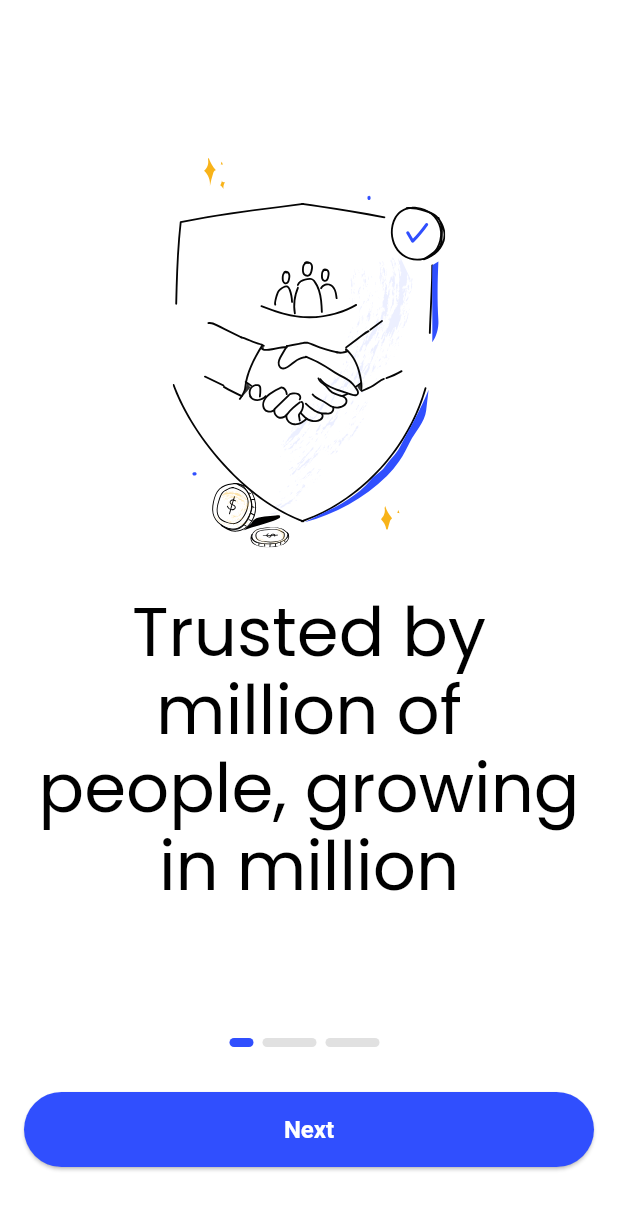
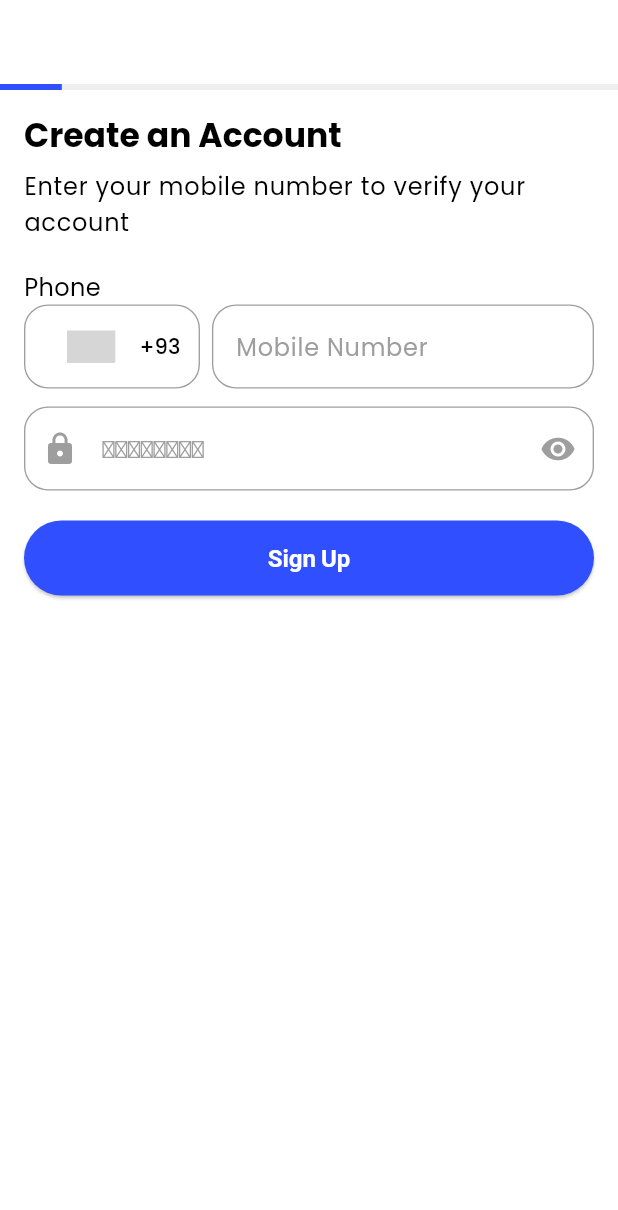
Before and after one commit to rithin-prakash/coin_stack, a Flutter app: the screen it shows after launch, on a phone screen of 412 x 824 dp. Shown: the top 1210 px of the screen. Run offline on Flutter 3.47's test engine with Material 3 defaults, Android fonts, the light colour scheme and no system bars; drawn by our look-alikes of country_code_picker, reactive_forms; our stand-ins replace flutter_svg, google_fonts; grey boxes are pictures that could not be loaded.

Commit message:
create account page

```diff
--- a/lib/core/constants/app_dimen.dart
+++ b/lib/core/constants/app_dimen.dart
@@ -2,4 +2,6 @@ class AppDimen {
   static const pagePadding = 16.0;
   static const intoBottomHeight = 30.0;
   static const inputBorderRadius = 16.0;
+  static const inputMinHeight = 50.0;
+  static const inputMinWidth = 100.0;
 }
--- /dev/null
+++ b/lib/core/shared_widgets/app_phone_code_field.dart
@@ -0,0 +1,62 @@
+import 'package:coin_stack/core/constants/app_dimen.dart';
+import 'package:country_code_picker/country_code_picker.dart';
+import 'package:flutter/material.dart';
+import 'package:reactive_forms/reactive_forms.dart';
+
+class AppPhoneCodeField extends ReactiveFormField<CountryCode, CountryCode> {
+  AppPhoneCodeField({
+    super.key,
+    required String controlName,
+    super.validationMessages,
+    String? labelText,
+  }) : super(
+         formControlName: controlName,
+         builder: (field) {
+           return Column(
+             crossAxisAlignment: CrossAxisAlignment.start,
+             children: [
+               if (labelText != null)
+                 Text(
+                   labelText,
+                   style:
+                       Theme.of(field.context).inputDecorationTheme.labelStyle,
+                 ),
+               Container(
+                 height: 56,
+                 decoration: BoxDecoration(
+                   border: Border(
+                     bottom:
+                         Theme.of(
+                           field.context,
+                         ).inputDecorationTheme.border!.borderSide,
+                     left:
+                         Theme.of(
+                           field.context,
+                         ).inputDecorationTheme.border!.borderSide,
+                     right:
+                         Theme.of(
+                           field.context,
+                         ).inputDecorationTheme.border!.borderSide,
+                     top:
+                         Theme.of(
+                           field.context,
+                         ).inputDecorationTheme.border!.borderSide,
+                   ),
+                   borderRadius: BorderRadius.circular(
+                     AppDimen.inputBorderRadius,
+                   ),
+                   color: Colors.white,
+                 ),
+                 padding: EdgeInsets.zero,
+                 child: CountryCodePicker(
+                   padding: EdgeInsets.zero,
+                   onChanged: (value) {
+                     field.didChange(value);
+                   },
+                 ),
+               ),
+             ],
+           );
+         },
+       );
+}
--- a/lib/core/shared_widgets/app_text_field.dart
+++ b/lib/core/shared_widgets/app_text_field.dart
@@ -7,16 +7,23 @@ class AppTextField extends StatelessWidget {
     required this.controlName,
     this.hintText,
     this.labelText,
+    this.prefixIcon,
+    this.suffixIcon,
+    this.obscureText = false,
   });
 
   final String controlName;
   final String? hintText;
   final String? labelText;
+  final Widget? prefixIcon;
+  final Widget? suffixIcon;
+  final bool? obscureText;
 
   @override
   Widget build(BuildContext context) {
     return Column(
       crossAxisAlignment: CrossAxisAlignment.start,
+      mainAxisSize: MainAxisSize.min,
       children: [
         if (labelText != null)
           Text(
@@ -29,7 +36,11 @@ class AppTextField extends StatelessWidget {
           decoration: InputDecoration(
             hintText: hintText,
             // labelText: labelText,
+            prefixIcon: prefixIcon,
+            suffixIcon: suffixIcon,
           ),
+          obscureText: obscureText!,
+          obscuringCharacter: '\u25CF',
         ),
       ],
     );
--- a/lib/core/theme/app_theme.dart
+++ b/lib/core/theme/app_theme.dart
@@ -10,7 +10,7 @@ class AppTheme {
     elevatedButtonTheme: ElevatedButtonThemeData(
       style: ElevatedButton.styleFrom(
         backgroundColor: AppColors.primary,
-        minimumSize: Size(100, 50),
+        minimumSize: Size(AppDimen.inputMinWidth, AppDimen.inputMinHeight),
         textStyle: TextStyle(
           color: Colors.white,
           fontWeight: FontWeight.bold,
@@ -21,7 +21,7 @@ class AppTheme {
     ),
     outlinedButtonTheme: OutlinedButtonThemeData(
       style: OutlinedButton.styleFrom(
-        minimumSize: Size(100, 50),
+        minimumSize: Size(AppDimen.inputMinWidth, AppDimen.inputMinHeight),
         side: BorderSide(color: AppColors.primary),
         textStyle: TextStyle(
           color: AppColors.primary,
@@ -33,7 +33,9 @@ class AppTheme {
     ),
     inputDecorationTheme: InputDecorationTheme(
       labelStyle: TextStyle(fontSize: 16),
-      hintStyle: TextStyle(fontSize: 16),
+      hintStyle: TextStyle(fontSize: 16, color: AppColors.inputBorder),
+      suffixIconColor: AppColors.inputBorder,
+      prefixIconColor: AppColors.inputBorder,
       border: OutlineInputBorder(
         borderSide: BorderSide(width: .9, color: AppColors.inputBorder),
         borderRadius: BorderRadius.circular(AppDimen.inputBorderRadius),
--- /dev/null
+++ b/lib/features/create_account/presentation/pages/create_account_page.dart
@@ -0,0 +1,103 @@
+import 'package:coin_stack/core/constants/app_dimen.dart';
+import 'package:coin_stack/core/shared_widgets/app_phone_code_field.dart';
+import 'package:coin_stack/core/shared_widgets/app_text_field.dart';
+import 'package:coin_stack/features/create_account/presentation/widgets/account_progress_indicator.dart';
+import 'package:country_code_picker/country_code_picker.dart';
+import 'package:flutter/material.dart';
+import 'package:reactive_forms/reactive_forms.dart';
+
+class CreateAccountPage extends StatelessWidget {
+  const CreateAccountPage({super.key});
+
+  @override
+  Widget build(BuildContext context) {
+    return Scaffold(
+      appBar: AppBar(),
+      body: Column(
+        crossAxisAlignment: CrossAxisAlignment.start,
+        children: [
+          AccountProgressIndicator(value: .1),
+          Padding(
+            padding: EdgeInsets.symmetric(horizontal: AppDimen.pagePadding),
+            child: Column(
+              crossAxisAlignment: CrossAxisAlignment.start,
+              mainAxisSize: MainAxisSize.min,
+              children: [
+                SizedBox(height: 16),
+                Text(
+                  "Create an Account",
+                  style: Theme.of(
+                    context,
+                  ).textTheme.titleLarge?.copyWith(fontWeight: FontWeight.bold),
+                ),
+                SizedBox(height: 8),
+                Text(
+                  'Enter your mobile number to verify your account',
+                  style: Theme.of(context).textTheme.bodyLarge,
+                  textAlign: TextAlign.start,
+                ),
+                SizedBox(height: 20),
+                Flexible(fit: FlexFit.loose, child: AccountForm()),
+                SizedBox(height: 20),
+                Align(
+                  alignment: Alignment.bottomCenter,
+                  child: SizedBox(
+                    width: double.infinity,
+                    child: ElevatedButton(
+                      onPressed: () {},
+                      child: Text('Sign Up'),
+                    ),
+                  ),
+                ),
+              ],
+            ),
+          ),
+        ],
+      ),
+    );
+  }
+}
+
+class AccountForm extends StatelessWidget {
+  AccountForm({super.key});
+
+  final form = fb.group({
+    'password': Validators.email,
+    'phone': Validators.email,
+    'code': FormControl<CountryCode>(validators: [Validators.required]),
+  });
+
+  @override
+  Widget build(BuildContext context) {
+    return ReactiveFormBuilder(
+      form: () => form,
+      builder: (context, form, child) {
+        return Column(
+          children: [
+            Row(
+              crossAxisAlignment: CrossAxisAlignment.end,
+              children: [
+                AppPhoneCodeField(controlName: 'code', labelText: 'Phone'),
+                SizedBox(width: 8),
+                Expanded(
+                  child: AppTextField(
+                    controlName: 'phone',
+                    hintText: 'Mobile Number',
+                  ),
+                ),
+              ],
+            ),
+            SizedBox(height: 12),
+            AppTextField(
+              controlName: 'password',
+              hintText: '\u25CF\u25CF\u25CF\u25CF\u25CF\u25CF\u25CF\u25CF',
+              prefixIcon: Icon(Icons.lock),
+              suffixIcon: Icon(Icons.visibility),
+              obscureText: true,
+            ),
+          ],
+        );
+      },
+    );
+  }
+}
--- a/lib/main.dart
+++ b/lib/main.dart
@@ -1,5 +1,5 @@
 import 'package:coin_stack/core/theme/app_theme.dart';
-import 'package:coin_stack/features/intros/presentation/pages/intro_page.dart';
+import 'package:coin_stack/features/create_account/presentation/pages/create_account_page.dart';
 import 'package:flutter/material.dart';
 
 void main() {
@@ -14,7 +14,8 @@ class MyApp extends StatelessWidget {
     return MaterialApp(
       title: 'Flutter Demo',
       theme: AppTheme.lightTheme,
-      home: const IntroPage(),
+      home: const CreateAccountPage(),
+      // debugShowMaterialGrid: true,
     );
   }
 }
```
